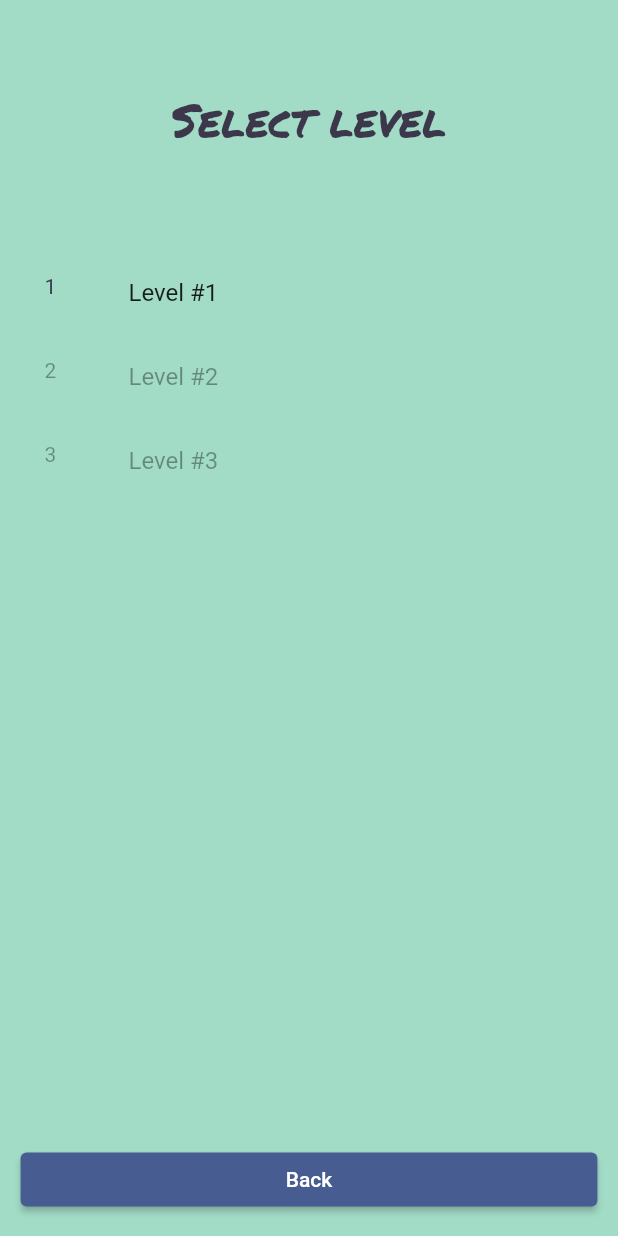
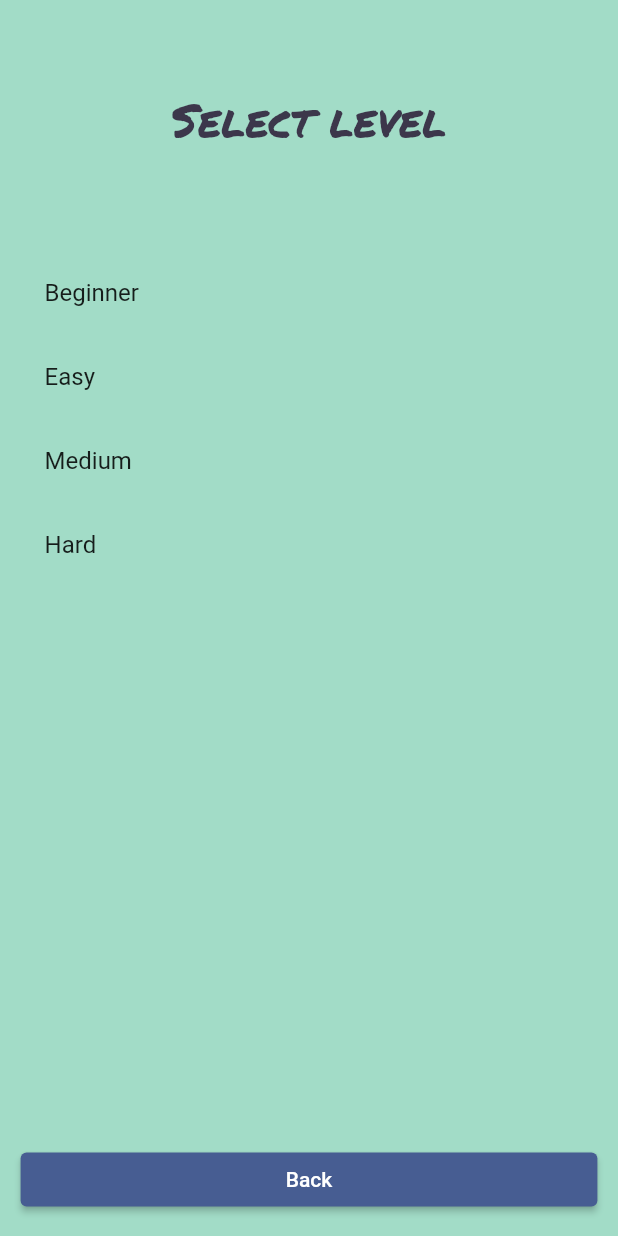
Before and after one commit to Youcef-DZ/Sudoku, a Flutter app: the LevelSelectionScreen screen opened by its route, on a phone screen of 412 x 824 dp. Run offline on Flutter 3.47's test engine with Material 2 defaults, Android fonts, the phone set to English and light mode, and no system bars; our stand-ins replace audioplayers, firebase_core, firebase_crashlytics, go_router, google_mobile_ads, in_app_purchase and 2 more; missing offline and left inert: bitsdojo_window, flutter_animated_dialog, games_services, sudoku_solver_generator; accounts and stored records are empty.

Commit message:
Use selection page

```diff
--- a/analysis_options.yaml
+++ b/analysis_options.yaml
@@ -1,4 +1,3 @@
-include: ../analysis_options.yaml
 
 linter:
   rules:
--- a/lib/main.dart
+++ b/lib/main.dart
@@ -76,7 +76,7 @@ void guardedMain() {
 
   WidgetsFlutterBinding.ensureInitialized();
 
-  _log.info('Going full screen');
+  //_log.info('Going full screen');
   SystemChrome.setEnabledSystemUIMode(
     SystemUiMode.edgeToEdge,
   );
@@ -121,7 +121,7 @@ void guardedMain() {
   );
 }
 
-Logger _log = Logger('main.dart');
+//Logger _log = Logger('main.dart');
 
 class MyApp extends StatelessWidget {
   static final _router = GoRouter(
--- a/lib/src/level_selection/level_selection_screen.dart
+++ b/lib/src/level_selection/level_selection_screen.dart
@@ -5,6 +5,7 @@
 import 'package:flutter/material.dart';
 import 'package:go_router/go_router.dart';
 import 'package:provider/provider.dart';
+import 'package:shared_preferences/shared_preferences.dart';
 
 import '../audio/audio_controller.dart';
 import '../audio/sounds.dart';
@@ -42,17 +43,20 @@ class LevelSelectionScreen extends StatelessWidget {
                 children: [
                   for (final level in gameLevels)
                     ListTile(
-                      enabled: playerProgress.highestLevelReached >=
-                          level.number - 1,
-                      onTap: () {
+                      // enabled: playerProgress.highestLevelReached >=
+                      //     level.number - 1,
+                      onTap: () async {
                         final audioController = context.read<AudioController>();
+                        final prefs = await SharedPreferences.getInstance();
+
                         audioController.playSfx(SfxType.buttonTap);
+                        prefs.setInt('emptySquares', level.emptySquares);
 
                         GoRouter.of(context)
                             .go('/play/session/${level.number}');
                       },
-                      leading: Text(level.number.toString()),
-                      title: Text('Level #${level.number}'),
+                      //leading: Text(level.number.toString()),
+                      title: Text(level.name),
                     )
                 ],
               ),
--- a/lib/src/level_selection/levels.dart
+++ b/lib/src/level_selection/levels.dart
@@ -5,7 +5,8 @@
 const gameLevels = [
   GameLevel(
     number: 1,
-    difficulty: 5,
+    name: 'Beginner',
+    emptySquares: 20,
     // TODO: When ready, change these achievement IDs.
     // You configure this in App Store Connect.
     achievementIdIOS: 'first_win',
@@ -14,11 +15,19 @@ const gameLevels = [
   ),
   GameLevel(
     number: 2,
-    difficulty: 42,
+    name: 'Easy',
+    emptySquares: 30,
   ),
   GameLevel(
     number: 3,
-    difficulty: 100,
+    name: 'Medium',
+    emptySquares: 40,
+  ),
+  GameLevel(
+    number: 4,
+    name: 'Hard',
+    emptySquares: 54
+    ,
     achievementIdIOS: 'finished',
     achievementIdAndroid: 'CdfIhE96aspNWLGSQg',
   ),
@@ -27,7 +36,9 @@ const gameLevels = [
 class GameLevel {
   final int number;
 
-  final int difficulty;
+  final String name;
+
+  final int emptySquares;
 
   /// The achievement to unlock when the level is finished, if any.
   final String? achievementIdIOS;
@@ -38,7 +49,8 @@ class GameLevel {
 
   const GameLevel({
     required this.number,
-    required this.difficulty,
+    required this.name,
+    required this.emptySquares,
     this.achievementIdIOS,
     this.achievementIdAndroid,
   }) : assert(
--- a/lib/src/play_session/play_session_screen.dart
+++ b/lib/src/play_session/play_session_screen.dart
@@ -19,7 +19,6 @@ import '../games_services/score.dart';
 import '../in_app_purchase/in_app_purchase.dart';
 import '../level_selection/levels.dart';
 import '../player_progress/player_progress.dart';
-import '../style/confetti.dart';
 import '../style/palette.dart';
 
 class PlaySessionScreen extends StatefulWidget {
@@ -50,7 +49,7 @@ class _PlaySessionScreenState extends State<PlaySessionScreen> {
       providers: [
         ChangeNotifierProvider(
           create: (context) => LevelState(
-            goal: widget.level.difficulty,
+            goal: widget.level.emptySquares,
             onWin: _playerWon,
           ),
         ),
@@ -140,7 +139,7 @@ class _PlaySessionScreenState extends State<PlaySessionScreen> {
 
     final score = Score(
       widget.level.number,
-      widget.level.difficulty,
+      widget.level.emptySquares,
       DateTime.now().difference(_startOfPlay),
     );
 
```
Also changed, not shown: lib/src/game_internals/sudoku.dart (+15 -43 lines).
